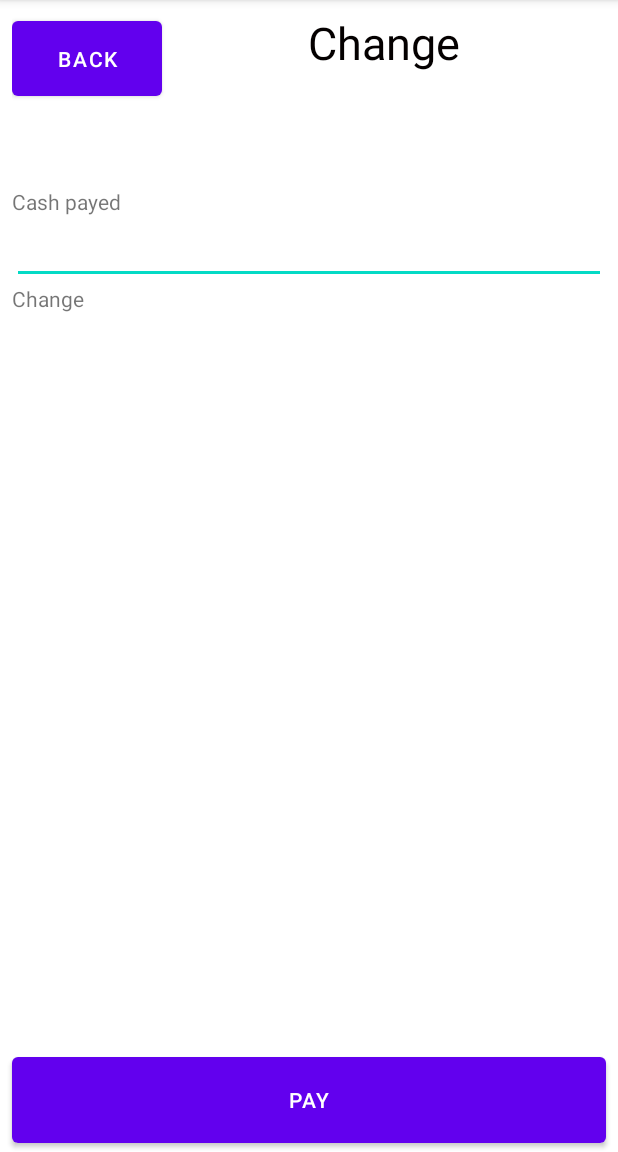
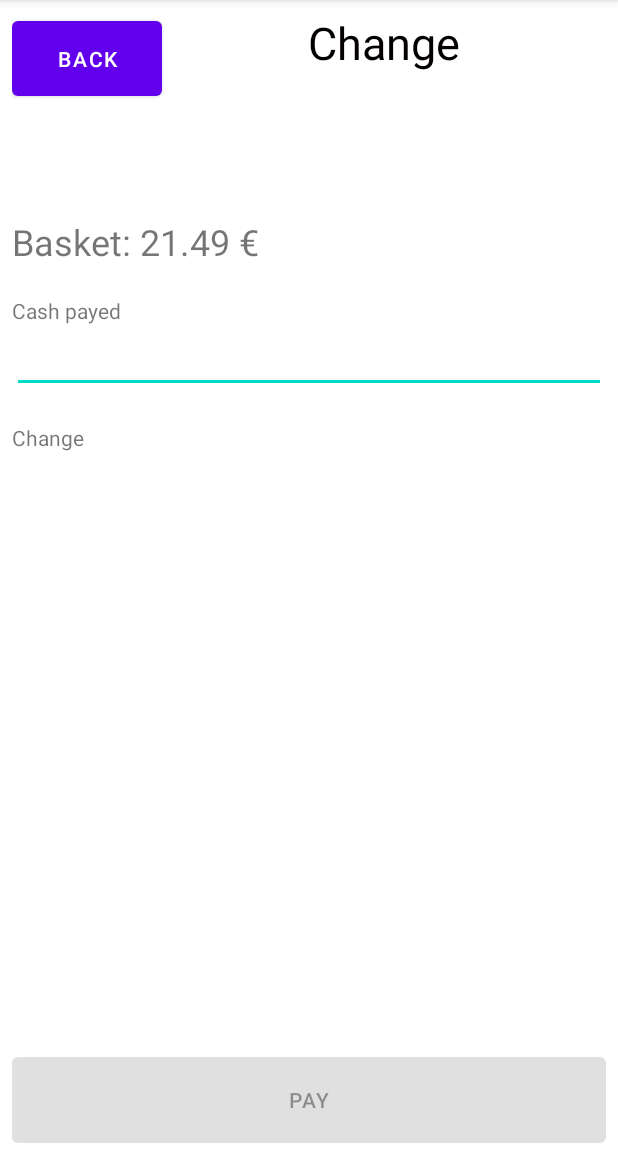
Before and after one commit to slovakiaman/Cashier, an Android app: the ChangeActivity screen opened directly, with no data from a screen before it, on a phone screen of 412 x 824 dp, the part 84-1236 px from its top. Run offline under Robolectric (Android 15) with nearby library versions, the phone set to English and light mode, and no system bars.

Commit message:
Cash payment

```diff
--- a/app/src/main/java/com/example/cashier/ChangeActivity.java
+++ b/app/src/main/java/com/example/cashier/ChangeActivity.java
@@ -4,13 +4,19 @@ import androidx.appcompat.app.AppCompatActivity;
 
 import android.content.Intent;
 import android.os.Bundle;
+import android.text.Editable;
+import android.text.TextWatcher;
 import android.view.KeyEvent;
 import android.view.View;
 import android.widget.Button;
 import android.widget.EditText;
 import android.widget.TextView;
 
+import com.example.cashier.state_manager.StateManager;
+
 public class ChangeActivity extends AppCompatActivity {
+
+    private Button payButton = null;
 
     /*
     Message key to bill activity, send payment type message (cash)
@@ -21,6 +27,15 @@ public class ChangeActivity extends AppCompatActivity {
     protected void onCreate(Bundle savedInstanceState) {
         super.onCreate(savedInstanceState);
         setContentView(R.layout.activity_change);
+
+        // disable pay button by default
+        this.payButton = findViewById(R.id.payButton);
+        this.payButton.setEnabled(false);
+
+        // set basket price
+        TextView basketPriceText = findViewById(R.id.basketPriceText);
+        double basketPriceNum = Math.round(StateManager.getBasketValue() * 100.0) / 100.0;
+        basketPriceText.setText("Basket: " + basketPriceNum + " €");
 
         Button backBtn = findViewById(R.id.changeMethodsBackBtn);
         backBtn.setOnClickListener(new View.OnClickListener(){
@@ -37,16 +52,15 @@ public class ChangeActivity extends AppCompatActivity {
         });
 
         EditText cashPayed = findViewById(R.id.cashPayedEditText);
-        cashPayed.setOnKeyListener(new View.OnKeyListener() {
-            @Override
-            public boolean onKey(View v, int keyCode, KeyEvent event) {
-                OnCashPayedChange();
-                return false;
+        cashPayed.addTextChangedListener(new TextWatcher() {
+            public void afterTextChanged(Editable s) {
+                OnCashPayedChange(s.toString());
             }
+
+            public void beforeTextChanged(CharSequence s, int start, int count, int after) {}
+
+            public void onTextChanged(CharSequence s, int start, int before, int count) {}
         });
-
-        TextView changeText = findViewById(R.id.changeTextView);
-        //changeTextView
     }
 
     private void OnBackBtnClick(){
@@ -57,10 +71,25 @@ public class ChangeActivity extends AppCompatActivity {
         Intent intent = new Intent(ChangeActivity.this, BillActivity.class);
         intent.putExtra(EXTRA_MESSAGE_CHANGE_ACTIVITY, "cash");
         startActivity(intent);
-
     }
 
-    private void OnCashPayedChange(){
+    private void OnCashPayedChange(String str){
+        try {
+            double cash = Double.parseDouble(str);
+            double basketPrice = StateManager.getBasketValue();
+            double change = cash-basketPrice;
+            double roundOff = Math.round(change * 100.0) / 100.0;
 
+            if (change >= 0){
+                this.payButton.setEnabled(true);
+            }else{
+                this.payButton.setEnabled(false);
+            }
+
+            TextView changeText = findViewById(R.id.changeTextView);
+            changeText.setText(roundOff + " €");
+        }catch (Exception e){
+            e.printStackTrace();
+        }
     }
 }
--- a/app/src/main/java/com/example/cashier/MainActivity.java
+++ b/app/src/main/java/com/example/cashier/MainActivity.java
@@ -112,7 +112,6 @@ public class MainActivity extends AppCompatActivity {
                      addProduct(product);
                  }
 
-
                  builder.setMessage(content + " \n" +info);
                  builder.setTitle("Scanning result");
                  builder.setPositiveButton("Scan again", new DialogInterface.OnClickListener() {
--- a/app/src/main/java/com/example/cashier/state_manager/StateManager.java
+++ b/app/src/main/java/com/example/cashier/state_manager/StateManager.java
@@ -42,6 +42,17 @@ public class StateManager {
         return stateRef.merchant;
     }
 
+    /*
+        Get cumulative basket price
+     */
+    public static double getBasketValue() {
+        double sum = 0;
+        for (ProductModel prod : stateRef.productsInBasket){
+            sum += prod.getNumberOfProducts() * prod.getUnitPrice();
+        }
+        return sum;
+    }
+
     private static class State{
 
         /*
--- a/app/src/main/res/layout/activity_change.xml
+++ b/app/src/main/res/layout/activity_change.xml
@@ -47,25 +47,34 @@
         android:layout_marginLeft="8dp"
         android:layout_marginRight="8dp">
 
+        <TextView
+            android:id="@+id/basketPriceText"
+            android:layout_width="match_parent"
+            android:layout_height="wrap_content"
+            android:text="Basket"
+            android:textSize="24sp"
+            android:layout_marginTop="20dp"/>
 
         <TextView
             android:id="@+id/textView4"
             android:layout_width="match_parent"
             android:layout_height="wrap_content"
-            android:text="Cash payed" />
+            android:text="Cash payed"
+            android:layout_marginTop="20dp"/>
 
         <EditText
             android:id="@+id/cashPayedEditText"
             android:layout_width="match_parent"
             android:layout_height="wrap_content"
             android:ems="10"
-            android:inputType="number" />
+            android:inputType="numberDecimal"/>
 
         <TextView
             android:id="@+id/textView6"
             android:layout_width="match_parent"
             android:layout_height="wrap_content"
-            android:text="Change" />
+            android:text="Change"
+            android:layout_marginTop="20dp"/>
 
         <TextView
             android:id="@+id/changeTextView"
```
